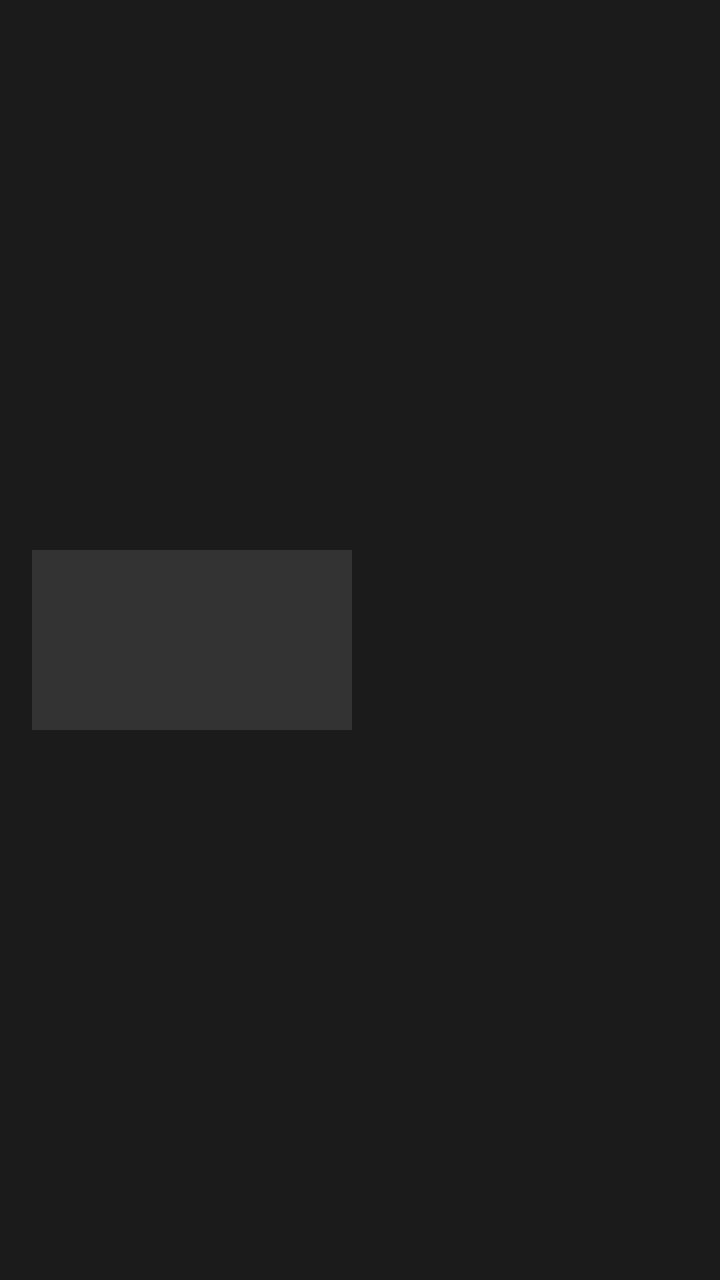
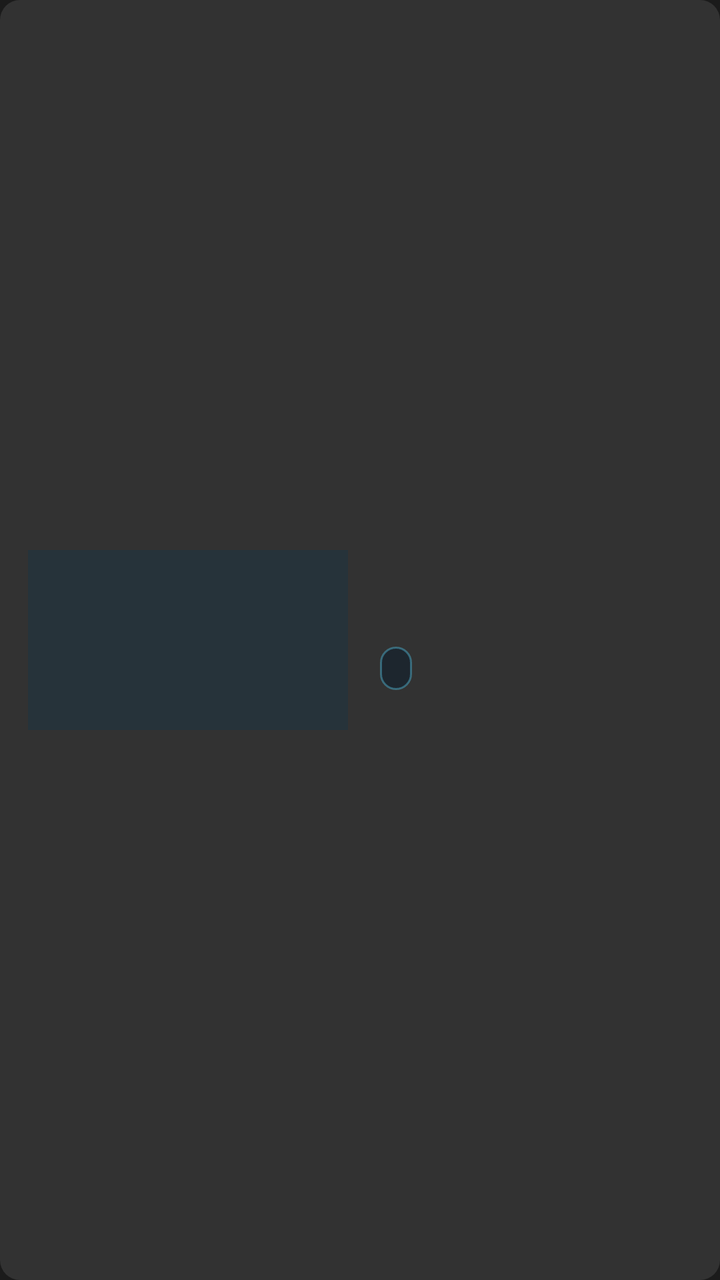

Two renders of the same Android screen: before a commit and after it. Below are the layout's source before the change and the commit's diff.
<!-- AndroidManifest.xml: application theme Theme.Sinema -->
<!-- res/layout/item_chapter.xml -->
<?xml version="1.0" encoding="utf-8"?>
<LinearLayout xmlns:android="http://schemas.android.com/apk/res/android"
    android:layout_width="match_parent"
    android:layout_height="wrap_content"
    android:gravity="center_vertical"
    android:orientation="horizontal"
    android:paddingStart="16dp"
    android:paddingTop="8dp"
    android:paddingEnd="16dp"
    android:paddingBottom="8dp">

    <ImageView
        android:id="@+id/chapter_thumb"
        android:layout_width="160dp"
        android:layout_height="90dp"
        android:background="#333333"
        android:importantForAccessibility="no"
        android:scaleType="centerCrop" />

    <LinearLayout
        android:layout_width="0dp"
        android:layout_height="wrap_content"
        android:layout_marginStart="16dp"
        android:layout_weight="1"
        android:orientation="vertical">

        <TextView
            android:id="@+id/chapter_title"
            android:layout_width="match_parent"
            android:layout_height="wrap_content"
            android:ellipsize="end"
            android:maxLines="1"
            android:textColor="@android:color/white"
            android:textSize="16sp" />

        <TextView
            android:id="@+id/chapter_time"
            android:layout_width="match_parent"
            android:layout_height="wrap_content"
            android:layout_marginTop="2dp"
            android:textColor="#AAAAAA"
            android:textSize="13sp" />
    </LinearLayout>
</LinearLayout>
<!-- resources referenced by this layout -->
<resources>
  <style name="Theme.Sinema" parent="@style/Theme.Leanback.Browse">
          <item name="android:windowIsTranslucent">false</item>
          <item name="android:windowBackground">#FF1B1B1B</item>
          <item name="android:colorBackground">#FF1B1B1B</item>
          <item name="android:colorPrimary">#FF1B1B1B</item>
          <item name="defaultBrandColor">#FF1B1B1B</item>
          <item name="defaultBrandColorDark">#FF121212</item>
          <item name="android:textColorPrimary">@android:color/white</item>
          <item name="android:textColorSecondary">#AAAAAA</item>
          <item name="browsePaddingStart">48dp</item>
          <item name="browsePaddingEnd">48dp</item>
          <item name="browsePaddingTop">27dp</item>
          <item name="browsePaddingBottom">27dp</item>
      </style>
</resources>

<!-- the commit's change to res/layout/item_chapter.xml (unified diff, before → after) -->
@@ -2,18 +2,19 @@
 <LinearLayout xmlns:android="http://schemas.android.com/apk/res/android"
     android:layout_width="match_parent"
     android:layout_height="wrap_content"
+    android:background="@drawable/playback_polish_chapter_item_bg"
     android:gravity="center_vertical"
     android:orientation="horizontal"
-    android:paddingStart="16dp"
-    android:paddingTop="8dp"
-    android:paddingEnd="16dp"
-    android:paddingBottom="8dp">
+    android:paddingStart="14dp"
+    android:paddingTop="10dp"
+    android:paddingEnd="14dp"
+    android:paddingBottom="10dp">
 
     <ImageView
         android:id="@+id/chapter_thumb"
         android:layout_width="160dp"
         android:layout_height="90dp"
-        android:background="#333333"
+        android:background="#26333A"
         android:importantForAccessibility="no"
         android:scaleType="centerCrop" />
 
@@ -29,16 +30,23 @@
             android:layout_width="match_parent"
             android:layout_height="wrap_content"
             android:ellipsize="end"
-            android:maxLines="1"
+            android:maxLines="2"
             android:textColor="@android:color/white"
-            android:textSize="16sp" />
+            android:textSize="17sp"
+            android:textStyle="bold" />
 
         <TextView
             android:id="@+id/chapter_time"
-            android:layout_width="match_parent"
+            android:layout_width="wrap_content"
             android:layout_height="wrap_content"
-            android:layout_marginTop="2dp"
-            android:textColor="#AAAAAA"
-            android:textSize="13sp" />
+            android:layout_marginTop="6dp"
+            android:background="@drawable/playback_polish_status_badge_bg"
+            android:paddingStart="8dp"
+            android:paddingTop="2dp"
+            android:paddingEnd="8dp"
+            android:paddingBottom="2dp"
+            android:textColor="@color/playback_polish_accent_bright"
+            android:textSize="13sp"
+            android:textStyle="bold" />
     </LinearLayout>
 </LinearLayout>
<!-- resource entries referenced after the edit -->
@@ -1,5 +1,49 @@
 <!-- resources referenced by this layout -->
 <resources>
+  <color name="playback_polish_accent_bright">#FF80E5FF</color>
+  <!-- drawable playback_polish_chapter_item_bg (drawable) -->
+  <?xml version="1.0" encoding="utf-8"?>
+  <selector xmlns:android="http://schemas.android.com/apk/res/android">
+      <item android:state_focused="true">
+          <shape android:shape="rectangle">
+              <solid android:color="@color/playback_polish_surface_focused" />
+              <stroke
+                  android:width="2.5dp"
+                  android:color="@color/playback_polish_accent" />
+              <corners android:radius="10dp" />
+          </shape>
+      </item>
+      <item android:state_selected="true">
+          <shape android:shape="rectangle">
+              <solid android:color="@color/playback_polish_surface_focused" />
+              <stroke
+                  android:width="2dp"
+                  android:color="@color/playback_polish_accent" />
+              <corners android:radius="10dp" />
+          </shape>
+      </item>
+      <item android:state_activated="true">
+          <shape android:shape="rectangle">
+              <solid android:color="#801B3340" />
+              <corners android:radius="10dp" />
+          </shape>
+      </item>
+      <item>
+          <shape android:shape="rectangle">
+              <solid android:color="#1AFFFFFF" />
+              <corners android:radius="10dp" />
+          </shape>
+      </item>
+  </selector>
+  <!-- drawable playback_polish_status_badge_bg (drawable) -->
+  <?xml version="1.0" encoding="utf-8"?>
+  <shape xmlns:android="http://schemas.android.com/apk/res/android" android:shape="rectangle">
+      <solid android:color="#CC18242E" />
+      <stroke
+          android:width="1dp"
+          android:color="#6654C7EC" />
+      <corners android:radius="12dp" />
+  </shape>
   <style name="Theme.Sinema" parent="@style/Theme.Leanback.Browse">
           <item name="android:windowIsTranslucent">false</item>
           <item name="android:windowBackground">#FF1B1B1B</item>
@@ -14,5 +58,7 @@
           <item name="browsePaddingTop">27dp</item>
           <item name="browsePaddingBottom">27dp</item>
       </style>
+  <color name="playback_polish_surface_focused">#FF1B3340</color>
+  <color name="playback_polish_accent">#FF2AABE0</color>
 </resources>
 
